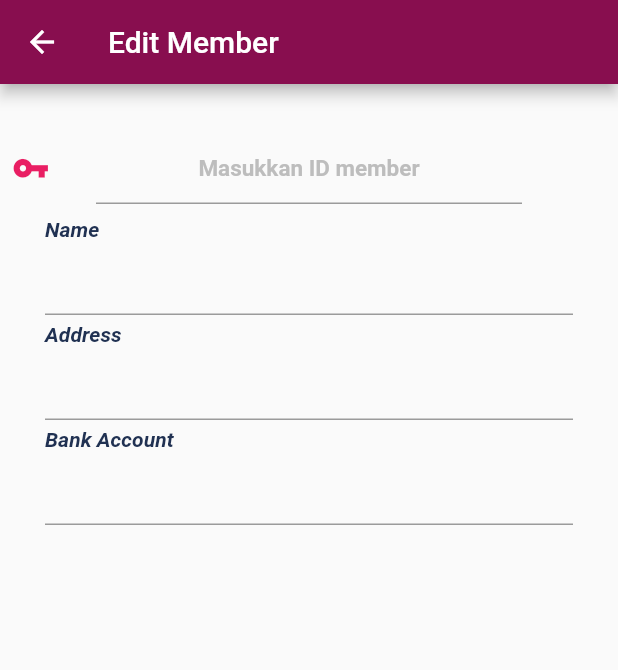
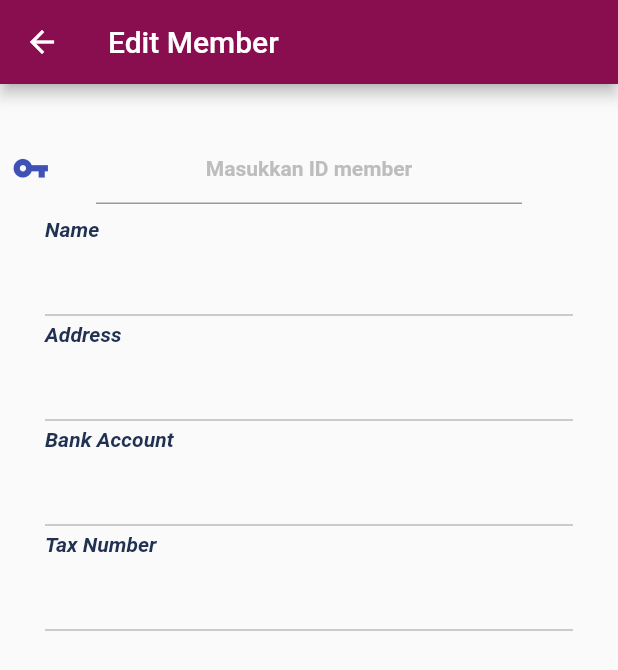
Before and after one commit to MyWayDev/mobile_indo, a Flutter app: the NodeEdit screen opened directly with empty values, on a phone screen of 412 x 824 dp. Shown: the top 670 px of the screen. Run offline on Flutter 3.47's test engine with Material 2 defaults, Android fonts, the light colour scheme and no system bars; our stand-ins replace badges, cached_network_image, carousel_slider, firebase_auth, firebase_core, firebase_database and 10 more; missing offline and left inert: flutter_full_pdf_viewer, flutter_sliding_up_panel, groovin_material_icons, html2md, mobile_number, searchable_dropdown; accounts and stored records are empty.

Commit message:
node Edit III

```diff
--- a/lib/account/nodeEdit.dart
+++ b/lib/account/nodeEdit.dart
@@ -1,4 +1,5 @@
 import 'package:flutter/material.dart';
+import 'package:groovin_material_icons/groovin_material_icons.dart';
 import 'package:modal_progress_hud/modal_progress_hud.dart';
 import 'package:mor_release/models/user.dart';
 import 'package:mor_release/pages/const.dart';
@@ -28,9 +29,12 @@ class _NodeEditState extends State<NodeEdit> {
 
   final FocusNode focusName = new FocusNode();
   final FocusNode focusAddress = new FocusNode();
-  final FocusNode focusBankAccount = FocusNode();
-  final FocusNode focusTaxNumber = FocusNode();
+  final FocusNode focusBankAccount = new FocusNode();
+  final FocusNode focusTaxNumber = new FocusNode();
+  final FocusNode focusDistrController = new FocusNode();
+
   TextEditingController distrController = new TextEditingController();
+
   bool _isloading = false;
 
   void isloading(bool i) {
@@ -48,6 +52,7 @@ class _NodeEditState extends State<NodeEdit> {
     cName.clear();
     cAddress.clear();
     cBanKAccountNumber.clear();
+    cTaxNumber.clear();
     veri = false;
   }
 
@@ -73,12 +78,14 @@ class _NodeEditState extends State<NodeEdit> {
       ),
       resizeToAvoidBottomPadding: false,
       body: ModalProgressHUD(
-        child: Padding(
+        child: Column(children: <Widget>[
+          Padding(
             padding: EdgeInsets.only(top: 28),
             child: Container(
               child: buildVeri(context),
             ),
           ),
+        ]),
         inAsyncCall: _isloading,
         opacity: 0.6,
         progressIndicator: ColorLoader2(),
@@ -92,14 +99,15 @@ class _NodeEditState extends State<NodeEdit> {
         children: <Widget>[
           ListTile(
             contentPadding: EdgeInsets.only(left: 8),
-            leading: Icon(Icons.vpn_key, size: 25.0, color: Colors.pink[500]),
+            leading: Icon(Icons.vpn_key, size: 25.0, color: Colors.indigo[500]),
             title: TextFormField(
+              focusNode: focusDistrController,
               textAlign: TextAlign.center,
               controller: distrController,
               enabled: !veri ? true : false,
               style: TextStyle(
-                  fontSize: 15,
-                  color: Colors.black87,
+                  fontSize: 14,
+                  color: Colors.black54,
                   fontWeight: FontWeight.bold),
               decoration: InputDecoration(
                 hintText: 'Masukkan ID member',
@@ -112,31 +120,30 @@ class _NodeEditState extends State<NodeEdit> {
                   ? Icon(
                       Icons.check,
                       size: 30.0,
-                      color: Colors.blue,
+                      color: Colors.lightBlue,
                     )
                   : distrController.text.length > 0
                       ? Icon(
-                          Icons.close,
-                          size: 28.0,
-                          color: Colors.grey,
+                          GroovinMaterialIcons.close_circle_outline,
+                          size: 30.0,
+                          color: Colors.red[900],
                         )
                       : Container(),
               color: Colors.pink[900],
               onPressed: () async {
-                if (distrController.text == 'sari') {
-                } else {
                 if (!veri) {
-                    veri = await widget.model.leaderVerification(
-                        distrController.text.padLeft(8, '0'));
+                  veri = await widget.model
+                      .leaderVerification(distrController.text.padLeft(8, '0'));
                   if (veri) {
                     _nodeData = await widget.model
                         .nodeEdit(distrController.text.padLeft(8, '0'));
                     setState(() {
                       cName = TextEditingController(text: _nodeData.name);
-                        cAddress =
-                            TextEditingController(text: _nodeData.address);
+                      cAddress = TextEditingController(text: _nodeData.address);
                       cBanKAccountNumber = TextEditingController(
                           text: _nodeData.bankAccountNumber);
+                      cTaxNumber =
+                          TextEditingController(text: _nodeData.taxNumber);
                     });
 
                     setState(() {});
@@ -153,14 +160,13 @@ class _NodeEditState extends State<NodeEdit> {
                   resetVeri();
                   //  memberReportSummary(widget.userId);
                 }
-                }
               },
               splashColor: Colors.pink,
             ),
           ),
           Column(
             crossAxisAlignment: CrossAxisAlignment.start,
-            mainAxisSize: MainAxisSize.min,
+            mainAxisSize: MainAxisSize.max,
             children: <Widget>[
               Container(
                 child: Text(
@@ -176,6 +182,8 @@ class _NodeEditState extends State<NodeEdit> {
                 child: Theme(
                   data: Theme.of(context).copyWith(primaryColor: primaryColor),
                   child: TextFormField(
+                    readOnly: true,
+                    enabled: veri,
                     decoration: InputDecoration(
                       hintText: '',
                       contentPadding: EdgeInsets.all(5.0),
@@ -204,9 +212,10 @@ class _NodeEditState extends State<NodeEdit> {
                 child: Theme(
                   data: Theme.of(context).copyWith(primaryColor: primaryColor),
                   child: TextFormField(
+                    enabled: veri,
                     maxLines: null,
                     keyboardType: TextInputType.multiline,
-                    style: TextStyle(fontSize: 13),
+                    style: TextStyle(fontSize: 14),
                     decoration: InputDecoration(
                       hintText: '',
                       contentPadding: EdgeInsets.all(5.0),
@@ -235,6 +244,7 @@ class _NodeEditState extends State<NodeEdit> {
                 child: Theme(
                   data: Theme.of(context).copyWith(primaryColor: primaryColor),
                   child: TextFormField(
+                    enabled: veri,
                     maxLines: null,
                     keyboardType: TextInputType.multiline,
                     style: TextStyle(fontSize: 13),
@@ -247,11 +257,71 @@ class _NodeEditState extends State<NodeEdit> {
                     onChanged: (value) {
                       _nodeData.bankAccountNumber = value;
                     },
-                    // focusNode: focusAddress,
+                    focusNode: focusBankAccount,
                   ),
                 ),
                 margin: EdgeInsets.only(left: 30.0, right: 30.0),
               ),
+              Container(
+                child: Text(
+                  'Tax Number',
+                  style: TextStyle(
+                      fontStyle: FontStyle.italic,
+                      fontWeight: FontWeight.bold,
+                      color: primaryColor),
+                ),
+                margin: EdgeInsets.only(left: 30.0, top: 5.0, bottom: 1.0),
+              ),
+              Container(
+                child: Theme(
+                  data: Theme.of(context).copyWith(primaryColor: primaryColor),
+                  child: TextFormField(
+                    enabled: veri,
+                    maxLines: null,
+                    keyboardType: TextInputType.multiline,
+                    style: TextStyle(fontSize: 13),
+                    decoration: InputDecoration(
+                      hintText: '',
+                      contentPadding: EdgeInsets.all(5.0),
+                      hintStyle: TextStyle(color: greyColor),
+                    ),
+                    controller: cTaxNumber,
+                    onChanged: (value) {
+                      _nodeData.taxNumber = value;
+                    },
+                    focusNode: focusTaxNumber,
+                  ),
+                ),
+                margin: EdgeInsets.only(left: 30.0, right: 30.0),
+              ),
+              veri
+                  ? ButtonBar(
+                      mainAxisSize: MainAxisSize.max,
+                      alignment: MainAxisAlignment.spaceAround,
+                      children: <Widget>[
+                        RaisedButton(
+                          shape: RoundedRectangleBorder(
+                              borderRadius: BorderRadius.circular(21.0)),
+                          child: Text(
+                            'Update',
+                            style: TextStyle(color: Colors.yellow[100]),
+                          ),
+                          color: Colors.indigo[900],
+                          onPressed: () {/** */},
+                        ),
+                        RaisedButton(
+                          shape: RoundedRectangleBorder(
+                              borderRadius: BorderRadius.circular(21.0)),
+                          child: Text(
+                            'Delete',
+                            style: TextStyle(color: Colors.yellow[100]),
+                          ),
+                          color: Colors.red[900],
+                          onPressed: () {/** */},
+                        ),
+                      ],
+                    )
+                  : Container(),
             ],
           )
         ],
```
Lines whose indentation alone changed are shown as unchanged.
